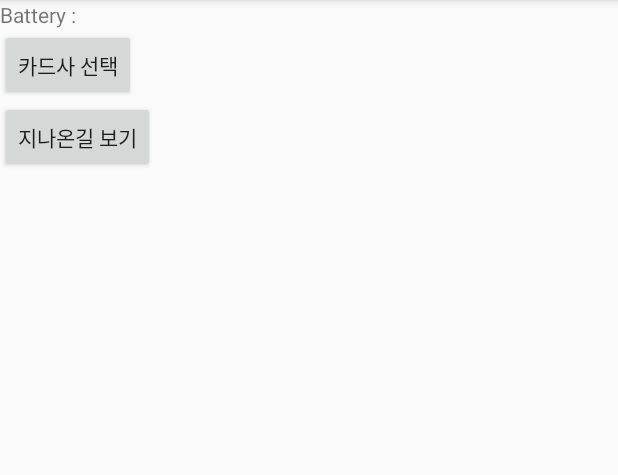
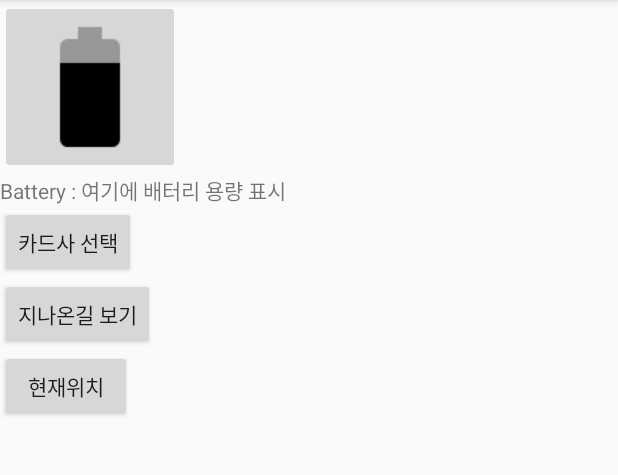
Before and after one commit to allhpy35/cardhelpme, an Android app: the screen it shows after launch (MainActivity), on a phone screen of 412 x 824 dp, the part 84-559 px from its top. Run offline under Robolectric (Android 15) with nearby library versions, the phone set to English and light mode, and no system bars.

```diff
--- a/app/build.gradle
+++ b/app/build.gradle
@@ -19,10 +19,14 @@ android {
 }
 
 dependencies {
-    implementation fileTree(dir: 'libs', include: ['*.jar'])
+    implementation fileTree(include: ['*.jar'], dir: 'libs')
     implementation 'com.android.support:appcompat-v7:28.0.0'
+    implementation 'com.google.android.gms:play-services-maps:16.0.0'
+    implementation 'com.google.android.gms:play-services-location:16.0.0'
+    implementation 'com.android.support:design:28.0.0'
     implementation 'com.android.support.constraint:constraint-layout:1.1.3'
     testImplementation 'junit:junit:4.12'
     androidTestImplementation 'com.android.support.test:runner:1.0.2'
     androidTestImplementation 'com.android.support.test.espresso:espresso-core:3.0.2'
+    implementation 'com.google.android.gms:play-services:16.0.0'
 }
--- a/app/src/main/java/com/example/hwanginyoung/cardhelpme/MainActivity.java
+++ b/app/src/main/java/com/example/hwanginyoung/cardhelpme/MainActivity.java
@@ -1,42 +1,93 @@
 package com.example.hwanginyoung.cardhelpme;
 
+import android.Manifest;
 import android.content.BroadcastReceiver;
 import android.content.Context;
 import android.content.Intent;
+import android.content.pm.PackageManager;
+import android.location.LocationManager;
+import android.support.v4.app.ActivityCompat;
 import android.support.v7.app.AppCompatActivity;
 import android.os.Bundle;
 import android.view.View;
 import android.widget.Button;
+import android.widget.Toast;
+
 
 public class MainActivity extends AppCompatActivity {
-    protected Button cardcompany, mapview;
+    protected Button btcardcompany, btmapview, locat;
     protected Intent intent;
     protected Context content;
     protected BroadcastReceiver batteryReceiver;
+    protected MyLocationListener myLocationListener;
+    protected double latitude, longitude, altitude;
+    protected LocationManager locationManager;
+   // protected MapView_main mapfragment;
+
 
     @Override
     protected void onCreate(Bundle savedInstanceState) {
         super.onCreate(savedInstanceState);
         setContentView(R.layout.activity_main);
 
+        //mapfragment = new MapView_main();
+
         batteryReceiver = new BatteryBroadCastReceiver();
 
-
-        cardcompany = (Button)findViewById(R.id.cardcompany);
-        cardcompany.setOnClickListener(new View.OnClickListener() {
+        btcardcompany = (Button) findViewById(R.id.btcardcompany);
+        btcardcompany.setOnClickListener(new View.OnClickListener() {
             @Override
             public void onClick(View view) {
-                intent = new Intent(getApplicationContext(), CardCompany.class );
+                intent = new Intent(getApplicationContext(), CardCompany.class);
                 startActivity(intent);
             }
         });
-        mapview = (Button)findViewById(R.id.mapview);
-        mapview.setOnClickListener(new View.OnClickListener() {
+        btmapview = (Button) findViewById(R.id.btmapview);
+        btmapview.setOnClickListener(new View.OnClickListener() {
             @Override
             public void onClick(View view) {
-
+                Intent intent1 = new Intent(getApplicationContext(), MapView_main.class);
+                startActivity(intent1);
+               // getSupportFragmentManager().beginTransaction().replace(R.id.map, mapfragment).commit();
             }
         });
+        //여기 밑에서부터 location 부분
+        long minTime = 1000;
+        float minDistance = 0;
+        locationManager = (LocationManager) getSystemService(LOCATION_SERVICE);
+        myLocationListener = new MyLocationListener();
+        if (ActivityCompat.checkSelfPermission(this, Manifest.permission.ACCESS_FINE_LOCATION) != PackageManager.PERMISSION_GRANTED && ActivityCompat.checkSelfPermission(this, Manifest.permission.ACCESS_COARSE_LOCATION) != PackageManager.PERMISSION_GRANTED) {
+            // TODO: Consider calling
+            //    ActivityCompat#requestPermissions
+            // here to request the missing permissions, and then overriding
+            //   public void onRequestPermissionsResult(int requestCode, String[] permissions,
+            //                                          int[] grantResults)
+            // to handle the case where the user grants the permission. See the documentation
+            // for ActivityCompat#requestPermissions for more details.
+            return;
+        }
+        locationManager.requestLocationUpdates(LocationManager.NETWORK_PROVIDER, minTime, minDistance, myLocationListener);
+       // locationManager.requestLocationUpdates(LocationManager.GPS_PROVIDER, minTime, minDistance, myLocationListener);
+        locat = (Button)findViewById(R.id.testLocation);
+
+        locat.setOnClickListener(new View.OnClickListener() {
+            @Override
+            public void onClick(View view) {
+                showLocation();
+            }
+        });
+        //여기 까지가 location 부분
+
+    }
+
+
+    private void showLocation() {
+
+        latitude  = myLocationListener.latitude;
+        longitude = myLocationListener.longitude;
+        altitude = myLocationListener.altitude;
+
+        Toast.makeText(this, "Latitude: " +latitude+", Longitude" +longitude+ ", Altitude" +altitude , Toast.LENGTH_SHORT).show();
 
     }
 
--- /dev/null
+++ b/app/src/main/java/com/example/hwanginyoung/cardhelpme/MyLocationListener.java
@@ -0,0 +1,35 @@
+package com.example.hwanginyoung.cardhelpme;
+
+import android.location.Location;
+import android.location.LocationListener;
+import android.os.Bundle;
+
+public class MyLocationListener implements LocationListener {
+    public double latitude, longitude, altitude;
+
+
+
+    @Override
+    public void onLocationChanged(Location location) {
+        latitude =   location.getLatitude();     //위도
+        longitude =  location.getLongitude();    //경도
+        altitude = location.getAltitude();  //해발고도
+
+
+    }
+
+    @Override
+    public void onStatusChanged(String s, int i, Bundle bundle) {
+
+    }
+
+    @Override
+    public void onProviderEnabled(String s) {
+
+    }
+
+    @Override
+    public void onProviderDisabled(String s) {
+
+    }
+}
--- a/app/src/main/res/layout/activity_main.xml
+++ b/app/src/main/res/layout/activity_main.xml
@@ -6,19 +6,41 @@
     android:layout_width="match_parent"
     android:layout_height="match_parent"
     tools:context=".MainActivity">
+    <ImageButton
+        android:src="@drawable/baseline_battery_90_black_48dp"
+        android:id="@+id/imagbtBattery"
+        android:layout_width="wrap_content"
+        android:layout_height="wrap_content" />
     <TextView
+        android:id="@+id/tvBattery"
         android:layout_width="wrap_content"
         android:layout_height="wrap_content"
-        android:text="Battery :"/>
+        android:text="Battery : 여기에 배터리 용량 표시"/>
     <Button
+        android:id="@+id/btcardcompany"
         android:text="카드사 선택"
-    android:id="@+id/cardcompany"
         android:layout_width="wrap_content"
         android:layout_height="wrap_content" />
 
     <Button
+        android:id="@+id/btmapview"
         android:text="지나온길 보기"
-    android:id="@+id/mapview"
         android:layout_width="wrap_content"
         android:layout_height="wrap_content" />
+
+    <Button
+        android:id="@+id/testLocation"
+        android:text="현재위치"
+        android:layout_width="wrap_content"
+        android:layout_height="wrap_content" />
+    <!--
+    <FrameLayout
+
+        android:id="@+id/map"
+        android:layout_width="match_parent"
+        android:layout_height="match_parent">
+
+
+    </FrameLayout>
+    -->
 </LinearLayout>
```
Also changed, not shown: app/src/main/AndroidManifest.xml (+7 -0 lines), app/src/main/java/com/example/hwanginyoung/cardhelpme/MapView_main.java (added, +45 -0 lines), app/src/main/res/layout/mapview.xml (added, +19 -0 lines), app/src/main/res/drawable/baseline_battery_20_black_48dp.png (added), app/src/main/res/drawable/baseline_battery_30_black_48dp.png (added), app/src/main/res/drawable/baseline_battery_50_black_48dp.png (added), app/src/main/res/drawable/baseline_battery_60_black_48dp.png (added), app/src/main/res/drawable/baseline_battery_80_black_48dp.png (added), app/src/main/res/drawable/baseline_battery_90_black_48dp.png (added), app/src/main/res/drawable/baseline_battery_alert_black_48dp.png (added), app/src/main/res/drawable/baseline_battery_charging_20_black_48dp.png (added). Lines whose indentation alone changed are shown as unchanged.
